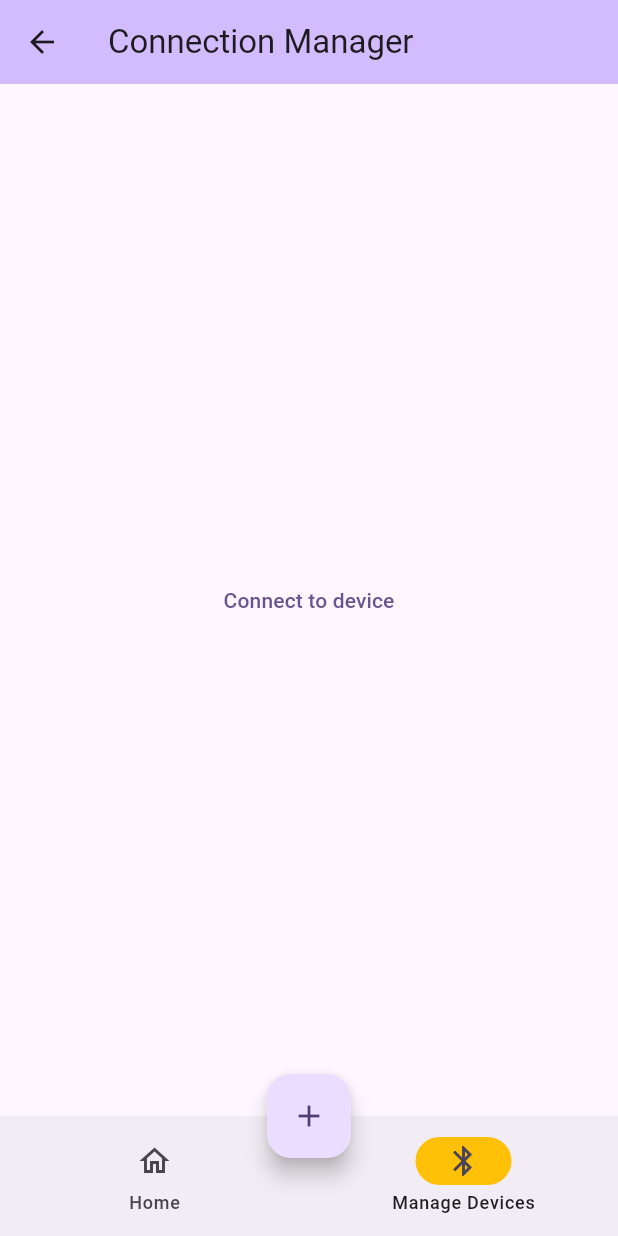
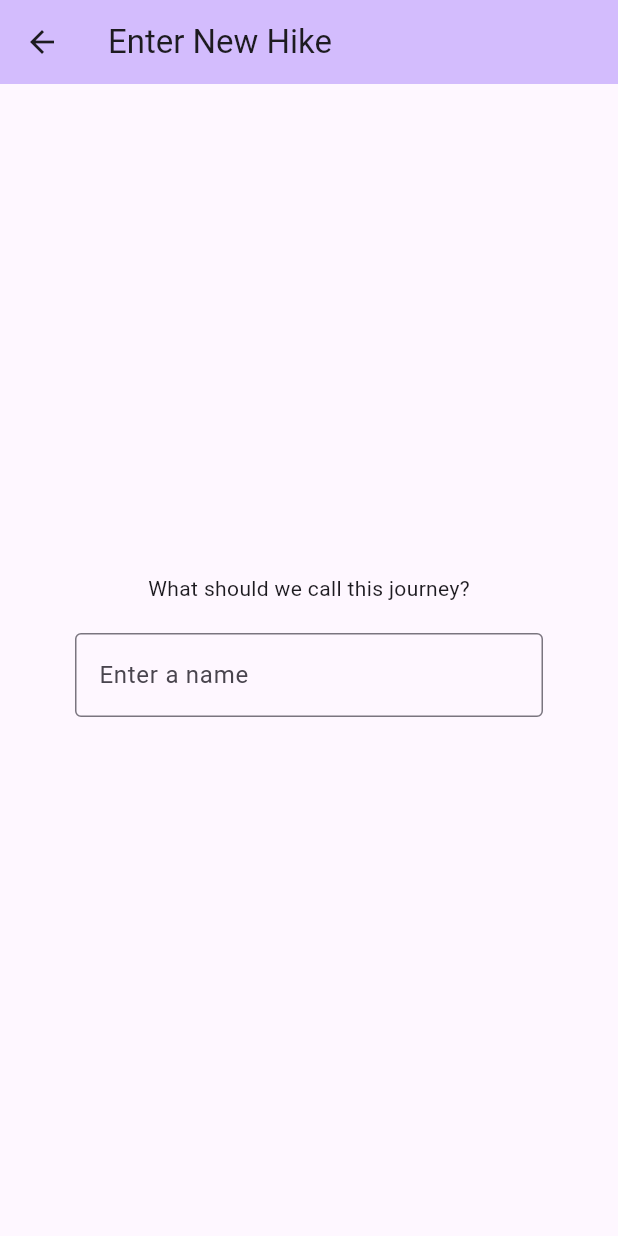
Before and after one commit to ethmacc/CASA0022_TerRanger, a Flutter app: the screen it shows after launch, item 2 of the bottom bar chosen, after a tap on the "add" icon, on a phone screen of 412 x 824 dp. Run offline on Flutter 3.47's test engine with Material 3 defaults, Android fonts, the phone set to English and light mode, and no system bars; our stand-ins replace permission_handler, sqflite; missing offline and left inert: flutter_reactive_ble; accounts and stored records are empty.

Commit message:
Feat: start adding route for adding a new hike

```diff
--- /dev/null
+++ b/smarthiking_app/lib/screens/enter_hike.dart
@@ -0,0 +1,40 @@
+import 'package:flutter/material.dart';
+class EnterHike extends StatefulWidget {
+  const EnterHike({super.key});
+
+  @override
+  State<EnterHike> createState() => _EnterHikeState();
+}
+
+class _EnterHikeState extends State<EnterHike> {
+  @override
+  Widget build(BuildContext context) {
+    return Scaffold(
+      appBar: AppBar(
+        backgroundColor: Theme.of(context).colorScheme.inversePrimary,
+        title: Text('Enter New Hike'),
+      ),
+      body: Center(
+        child: Column(
+          mainAxisAlignment: MainAxisAlignment.center,
+          children: <Widget>[
+            Text('What should we call this journey?'),
+            Padding(
+              padding: EdgeInsets.fromLTRB(50, 20, 50, 20),
+              child: TextField(
+                        decoration: InputDecoration(
+                          border: OutlineInputBorder(),
+                          hintText: 'Enter a name',
+                        ),
+                        onChanged: (value) => 0, //TODO: create var and store new input on changed
+                        onSubmitted: (value) {
+                          //TODO: create new db entry on submit and navigator push to trip data screen
+                        },
+                      )
+            ),
+          ],
+        ),
+      ),
+    );
+  }
+}
--- a/smarthiking_app/lib/screens/home.dart
+++ b/smarthiking_app/lib/screens/home.dart
@@ -1,5 +1,6 @@
 import 'package:flutter/material.dart';
 import 'package:smarthiking_app/widgets/bottom_navbar.dart';
+import 'package:smarthiking_app/screens/enter_hike.dart';
 
 class HomePage extends StatefulWidget {
   const HomePage({super.key});
@@ -19,7 +20,10 @@ class _HomePageState extends State<HomePage> {
       bottomNavigationBar: BottomNavbar(),
       floatingActionButton: FloatingActionButton(
         onPressed: () {
-          //TODO: add new hike function
+          Navigator.push(
+              context,
+              MaterialPageRoute(builder: (context) => const EnterHike())
+            );
         },
         child: Icon(Icons.add)
       ),
--- a/smarthiking_app/lib/screens/scan.dart
+++ b/smarthiking_app/lib/screens/scan.dart
@@ -3,6 +3,7 @@ import 'package:permission_handler/permission_handler.dart';
 import 'package:provider/provider.dart';
 import 'package:smarthiking_app/models/conn_manager.dart';
 import 'package:smarthiking_app/widgets/bottom_navbar.dart';
+import 'package:smarthiking_app/screens/enter_hike.dart';
 
 class ScanPage extends StatefulWidget {
   const ScanPage({super.key});
@@ -45,7 +46,10 @@ class _ScanPageState extends State<ScanPage> {
       bottomNavigationBar: BottomNavbar(),
       floatingActionButton: FloatingActionButton(
         onPressed: () {
-          //TODO: add new hike function
+          Navigator.push(
+              context,
+              MaterialPageRoute(builder: (context) => const EnterHike())
+            );
         },
         child: Icon(Icons.add)
       ),
@@ -59,18 +63,40 @@ class _ScanPageState extends State<ScanPage> {
           mainAxisAlignment: MainAxisAlignment.center,
           children: connManager.isScanning ?
           <Widget>[
-            const CircularProgressIndicator(),
+            Padding(
+              padding: EdgeInsets.fromLTRB(50, 20, 50, 20),
+              child: const CircularProgressIndicator(), // Wait indicator while devices are connecting
+            ),
             const Text("Scanning for device"),
-            TextButton(
+            Padding(
+              padding: EdgeInsets.fromLTRB(50, 20, 50, 20),
+              child:
+                TextButton( // Abort button
                   onPressed: () {
                     setState(() {
                       connManager.disconnect(); //Get out of jail card, in case dispose doesn't work for whatever reason
                     });
                   },
-              child: Text('Cancel'))
+                  style: ButtonStyle(
+                    backgroundColor: WidgetStatePropertyAll<Color>(Colors.grey),
+                    foregroundColor: WidgetStatePropertyAll<Color>(Colors.white)
+                    ),
+                  child: Text('Cancel')
+                )
+            )
           ]:
           <Widget>[
-            TextButton(
+            Padding(
+              padding: EdgeInsets.fromLTRB(50, 20, 50, 20),
+              child:
+                connManager.isConnected ? Icon(Icons.link, color: Colors.greenAccent,) :
+                Icon(Icons.link_off, color: Colors.redAccent,)
+            ),
+            connManager.isConnected ? Text('Smart Walking Stick Connected') : Text('Smart Walking Stick Not Connected'), //Connection status
+            Padding(
+              padding: EdgeInsets.fromLTRB(50, 20, 50, 20),
+              child:
+              TextButton( // Button for establishing connection / disconnecting
                 onPressed: connManager.isConnected ? () {
                   setState(() {
                     connManager.disconnect();
@@ -87,8 +113,13 @@ class _ScanPageState extends State<ScanPage> {
                       });
                   });
                 },
+                style: ButtonStyle(
+                  backgroundColor: WidgetStatePropertyAll<Color>(Colors.grey),
+                  foregroundColor: WidgetStatePropertyAll<Color>(Colors.white)
+                  ),
                 child: connManager.isConnected ? const Text('Disconnect from device') : const Text ('Connect to device'),
-            ),
+              )
+            )
           ],
         ),
       ),
```
Lines whose indentation alone changed are shown as unchanged.
